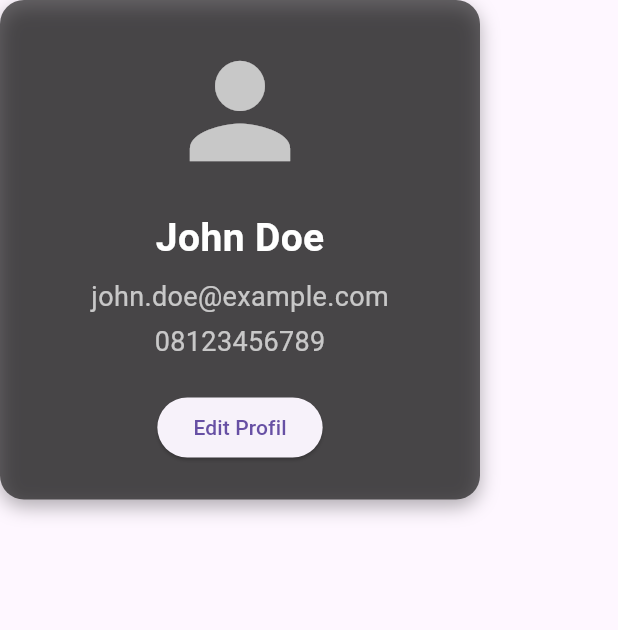
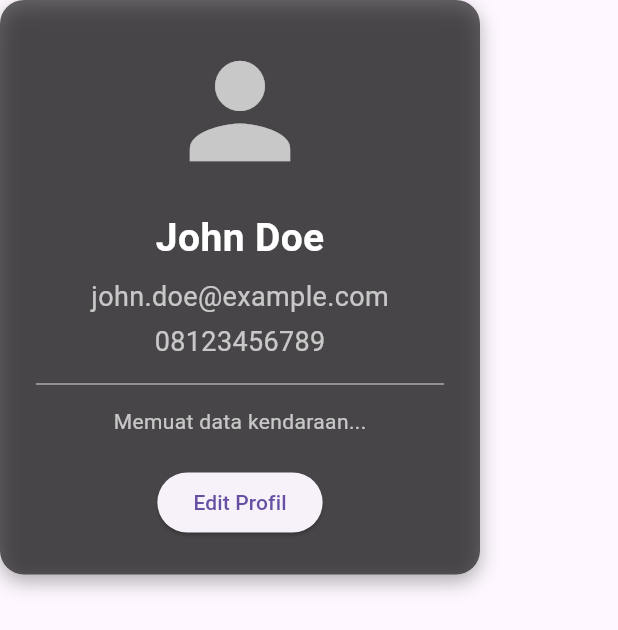
Before and after one commit to cicakbakar-eng/SIDATA, a Flutter app: the ProfilePage widget shown alone on an empty page, opened directly, on a phone screen of 412 x 824 dp. Shown: the top 630 px of the screen. Run offline on Flutter 3.47's test engine with Material 3 defaults, Android fonts, the light colour scheme and no system bars; our stand-ins replace convex_bottom_bar, sqflite; accounts and stored records are empty.

Commit message:
Second commit(penambahan list,regis dll)

```diff
--- /dev/null
+++ b/lib/db/dabes.dart
@@ -0,0 +1,65 @@
+import 'dart:async';
+import 'dart:io';
+
+import 'package:sqflite/sqflite.dart';
+import 'package:path/path.dart';
+import 'package:path_provider/path_provider.dart';
+
+class DatabaseInisiasi {
+  static final DatabaseInisiasi _instance = DatabaseInisiasi._internal();
+  factory DatabaseInisiasi() => _instance;
+  DatabaseInisiasi._internal();
+
+  static Database? _database;
+
+  final String _databaseName = "dabes_kendaraan.db";
+  final int _databaseVersion = 1;
+
+  // Nama tabel dan kolom
+  final String tableKendaraan = 'kendaraan';
+  final String columnId = 'id';
+  final String columnNamaPemilik = 'Nama_Pemilik';
+  final String columnNomorPolisi = 'Nomor_Polisi';
+  final String columnJenisKendaraan = 'Jenis_Kendaraan';
+  final String columnMerkKendaraan = 'Merk_Kendaraan';
+  final String columnNomorRegistrasi = 'Nomor_Registrasi';
+  final String columnSuratSurat = 'Surat_Surat';
+
+  Future<Database> get database async {
+    if (_database != null) return _database!;
+    _database = await _initDatabase();
+    return _database!;
+  }
+
+  Future<Database> _initDatabase() async {
+    Directory documentsDirectory = await getApplicationDocumentsDirectory();
+    String path = join(documentsDirectory.path, _databaseName);
+    return await openDatabase(
+      path,
+      version: _databaseVersion,
+      onCreate: _onCreate,
+    );
+  }
+
+  Future _onCreate(Database db, int version) async {
+    await db.execute('''
+      CREATE TABLE $tableKendaraan (
+        $columnId INTEGER PRIMARY KEY AUTOINCREMENT,
+        $columnNamaPemilik TEXT NOT NULL,
+        $columnNomorPolisi TEXT NOT NULL,
+        $columnJenisKendaraan TEXT NOT NULL,
+        $columnMerkKendaraan TEXT NOT NULL,
+        $columnNomorRegistrasi TEXT NOT NULL,
+        $columnSuratSurat TEXT NOT NULL
+      )
+    ''');
+  }
+ Future<int> insert(Map<String, dynamic> row) async {
+  final db = await database;
+  return await db.insert(tableKendaraan, row);
+}
+Future<List<Map<String, dynamic>>> selectAll() async {
+  final db = await database;
+  return await db.query(tableKendaraan);
+}
+}
--- /dev/null
+++ b/lib/db/modelkendaraan.dart
@@ -0,0 +1,48 @@
+class Kendaraan {
+  int? id;
+  String? namaPemilik;
+  String? nomorPolisi;
+  String? jenisKendaraan;
+  String? merkKendaraan;
+  String? nomorRegistrasi;
+  String? suratSurat;
+
+  Kendaraan({
+    this.id,
+    this.namaPemilik,
+    this.nomorPolisi,
+    this.jenisKendaraan,
+    this.merkKendaraan,
+    this.nomorRegistrasi,
+    this.suratSurat,
+  });
+
+  // Konversi objek Kendaraan ke Map untuk penyimpanan di database
+  Map<String, dynamic> toMap() {
+    final map = <String, dynamic>{
+      'nama_pemilik': namaPemilik,
+      'nomor_polisi': nomorPolisi,
+      'jenis_kendaraan': jenisKendaraan,
+      'merk_kendaraan': merkKendaraan,
+      'nomor_registrasi': nomorRegistrasi,
+      'surat_surat': suratSurat,
+    };
+    if (id != null) {
+      map['id'] = id;
+    }
+    return map;
+  }
+
+  // Konversi Map dari database ke objek Kendaraan
+  factory Kendaraan.fromMap(Map<String, dynamic> map) {
+    return Kendaraan(
+      id: map['id'],
+      namaPemilik: map['nama_pemilik'],
+      nomorPolisi: map['nomor_polisi'],
+      jenisKendaraan: map['jenis_kendaraan'],
+      merkKendaraan: map['merk_kendaraan'],
+      nomorRegistrasi: map['nomor_registrasi'],
+      suratSurat: map['surat_surat'],
+    );
+  }
+}
--- a/lib/main.dart
+++ b/lib/main.dart
@@ -2,7 +2,7 @@ import 'package:flutter/material.dart';
 import 'package:convex_bottom_bar/convex_bottom_bar.dart';
 import 'pages/FormRegis.dart';
 import 'pages/profilPengguna.dart';
-
+import 'pages/listkendaraan.dart';
 void main() {
   runApp(MyApp());
 }
@@ -18,7 +18,9 @@ class _MyAppState extends State<MyApp> {
   final List<Widget> _pages = [
     WelcomeScreen(),
     RegistrasiPage(),
+    ListKendaraan(),
     ProfilePage(),
+
   ];
 
   @override
@@ -54,6 +56,7 @@ class _MyAppState extends State<MyApp> {
           items: [
             TabItem(icon: Icons.home, title: 'Beranda'),
             TabItem(icon: Icons.app_registration, title: 'Registrasi'),
+            TabItem(icon: Icons.list, title: 'List Kendaraan'),
             TabItem(icon: Icons.person, title: 'Akun'),
           ],
           initialActiveIndex: 0,
--- /dev/null
+++ b/lib/pages/listkendaraan.dart
@@ -0,0 +1,40 @@
+import 'package:flutter/material.dart';
+import 'package:sidata/db/dabes.dart';
+
+class ListKendaraan extends StatelessWidget {
+  @override
+  Widget build(BuildContext context) {
+    return Scaffold(
+      appBar: AppBar(
+        title: Text('Daftar Kendaraan'),
+      ),
+      body: FutureBuilder<List<Map<String, dynamic>>>(
+        future: DatabaseInisiasi().selectAll(),
+        builder: (context, snapshot) {
+          if (snapshot.connectionState == ConnectionState.waiting) {
+            return Center(child: CircularProgressIndicator());
+          } else if (snapshot.hasError) {
+            return Center(child: Text('Terjadi kesalahan: ${snapshot.error}'));
+          } else if (!snapshot.hasData || snapshot.data!.isEmpty) {
+            return Center(child: Text('Tidak ada kendaraan yang terdaftar.'));
+          } else {
+            final kendaraanList = snapshot.data!;
+            return ListView.builder(
+              itemCount: kendaraanList.length,
+              itemBuilder: (context, index) {
+                final kendaraan = kendaraanList[index];
+                return ListTile(
+                  title: Text(kendaraan['Nama_Pemilik']),
+                  subtitle: Text('Nomor Polisi: ${kendaraan['Nomor_Polisi']}'),
+                  trailing: Text(kendaraan['Nomor_Registrasi']),
+                  onTap: () {
+                  },
+                );
+              },
+            );
+          }
+        },
+      ),
+    );
+  }
+}
--- a/lib/pages/profilPengguna.dart
+++ b/lib/pages/profilPengguna.dart
@@ -1,9 +1,38 @@
 import 'package:flutter/material.dart';
+import 'package:sidata/db/dabes.dart';
 
-class ProfilePage extends StatelessWidget {
+class ProfilePage extends StatefulWidget {
+  @override
+  _ProfilePageState createState() => _ProfilePageState();
+}
+
+class _ProfilePageState extends State<ProfilePage> {
   final String userName = "John Doe";
   final String email = "john.doe@example.com";
   final String phone = "08123456789";
+
+  // Data kendaraan dari database
+  Map<String, dynamic>? vehicleData;
+
+  @override
+  void initState() {
+    super.initState();
+    _loadVehicleData();
+  }
+
+  Future<void> _loadVehicleData() async {
+    final db = await DatabaseInisiasi().database;
+
+    // Ambil data pertama dari tabel kendaraan (bisa disesuaikan dengan query spesifik)
+    final List<Map<String, dynamic>> result =
+        await db.query(DatabaseInisiasi().tableKendaraan, limit: 1);
+
+    if (result.isNotEmpty) {
+      setState(() {
+        vehicleData = result.first;
+      });
+    }
+  }
 
   @override
   Widget build(BuildContext context) {
@@ -28,34 +57,60 @@ class ProfilePage extends StatelessWidget {
           SizedBox(height: 16),
           Text(
             userName,
-            style: TextStyle(
-              fontSize: 26,
-              fontWeight: FontWeight.bold,
-              color: Colors.white,
-            ),
+            style: TextStyle(fontSize: 26, fontWeight: FontWeight.bold, color: Colors.white),
           ),
           SizedBox(height: 8),
-          Text(
-            email,
-            style: TextStyle(fontSize: 18, color: Colors.white70),
-          ),
+          Text(email, style: TextStyle(fontSize: 18, color: Colors.white70)),
           SizedBox(height: 4),
-          Text(
-            phone,
-            style: TextStyle(fontSize: 18, color: Colors.white70),
-          ),
+          Text(phone, style: TextStyle(fontSize: 18, color: Colors.white70)),
+
+          Divider(height: 30, color: Colors.white54),
+
+          vehicleData != null
+              ? Column(
+                  crossAxisAlignment: CrossAxisAlignment.start,
+                  children: [
+                    InfoItem(label: "Nama Kendaraan", value: vehicleData![DatabaseInisiasi().columnMerkKendaraan]),
+                    InfoItem(label: "Nomor Polisi", value: vehicleData![DatabaseInisiasi().columnNomorPolisi]),
+                    InfoItem(label: "Jenis Kendaraan", value: vehicleData![DatabaseInisiasi().columnJenisKendaraan]),
+                    InfoItem(label: "Nomor Registrasi", value: vehicleData![DatabaseInisiasi().columnNomorRegistrasi]),
+                    InfoItem(label: "Surat-Surat", value: vehicleData![DatabaseInisiasi().columnSuratSurat]),
+                  ],
+                )
+              : Text("Memuat data kendaraan...", style: TextStyle(color: Colors.white70)),
+
           SizedBox(height: 20),
           ElevatedButton(
             onPressed: () {
-              // Misal fungsi logout atau edit profil bisa ditaruh di sini
               ScaffoldMessenger.of(context).showSnackBar(
                 SnackBar(content: Text("Fungsi Edit Profil belum tersedia")),
               );
             },
             child: Text("Edit Profil"),
-          )
+          ),
         ],
       ),
     );
   }
 }
+
+class InfoItem extends StatelessWidget {
+  final String label;
+  final String value;
+
+  const InfoItem({required this.label, required this.value});
+
+  @override
+  Widget build(BuildContext context) {
+    return Padding(
+      padding: const EdgeInsets.symmetric(vertical: 2),
+      child: Row(
+        mainAxisAlignment: MainAxisAlignment.spaceBetween,
+        children: [
+          Text(label, style: TextStyle(color: Colors.white70, fontSize: 16)),
+          Text(value, style: TextStyle(color: Colors.white, fontSize: 16)),
+        ],
+      ),
+    );
+  }
+}
--- a/pubspec.yaml
+++ b/pubspec.yaml
@@ -36,6 +36,10 @@ dependencies:
   # Use with the CupertinoIcons class for iOS style icons.
   cupertino_icons: ^1.0.8
   convex_bottom_bar: ^3.2.0
+  sqflite: ^2.4.1
+  path: ^1.9.0
+  provider: ^6.1.5
+  path_provider: ^2.1.5
 
 dev_dependencies:
   flutter_test:
```
Also changed, not shown: lib/pages/FormRegis.dart (+28 -5 lines), pubspec.lock, 2 other files.
